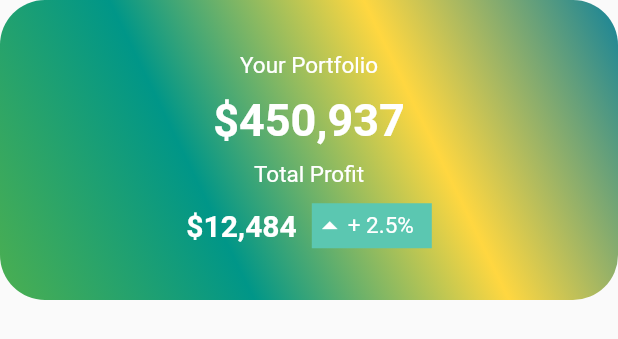
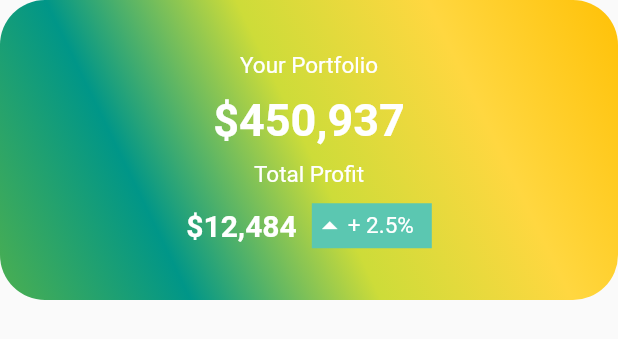
Before and after one commit to ldbnr4/cachemoney, a Flutter app: the PortfolioSummary widget shown alone on an empty page, opened directly, on a phone screen of 412 x 824 dp. Shown: the top 339 px of the screen. Run offline on Flutter 3.47's test engine with Material 2 defaults, Android fonts, the phone set to English and light mode, and no system bars; our stand-ins replace font_awesome_flutter; missing offline and left inert: bezier_chart; network calls fail; statements that could not run were skipped.

```diff
--- a/lib/home/portfolio_summary.dart
+++ b/lib/home/portfolio_summary.dart
@@ -24,8 +24,9 @@ class _PortfolioSummaryState extends State<PortfolioSummary> {
             colors: [
               Colors.green,
               Colors.teal,
+              Colors.lime,
               Colors.amberAccent,
-              Color(0xff148399),
+              Colors.amber,
             ],
           ),
           borderRadius: BorderRadius.circular(30)),
```
